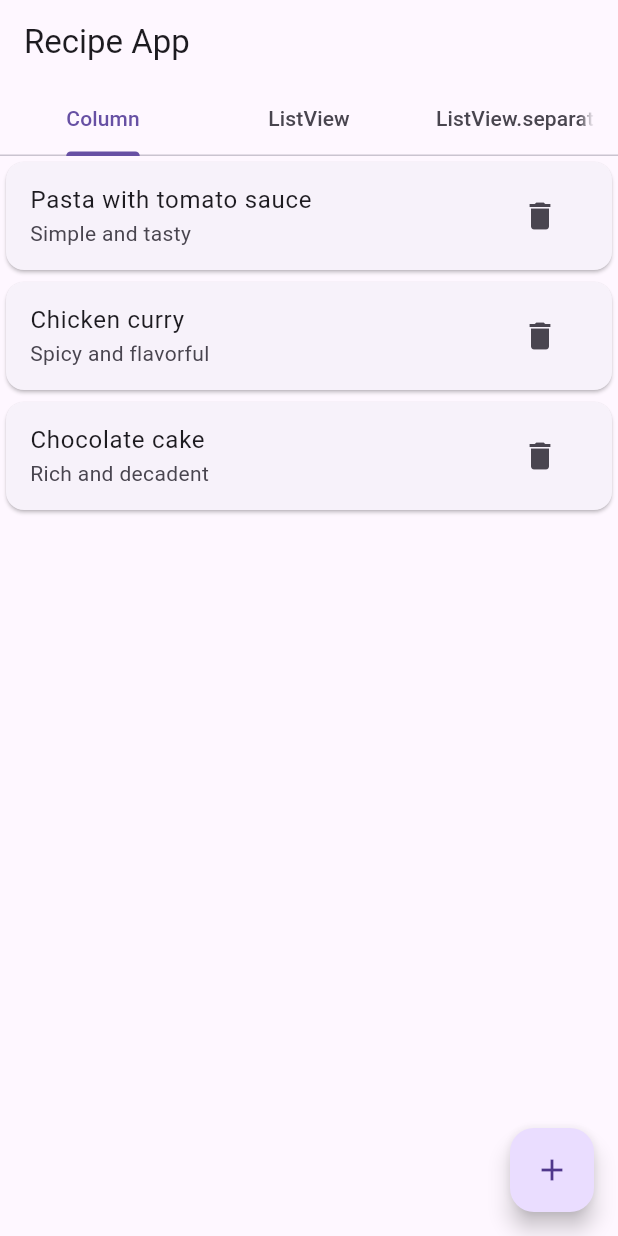
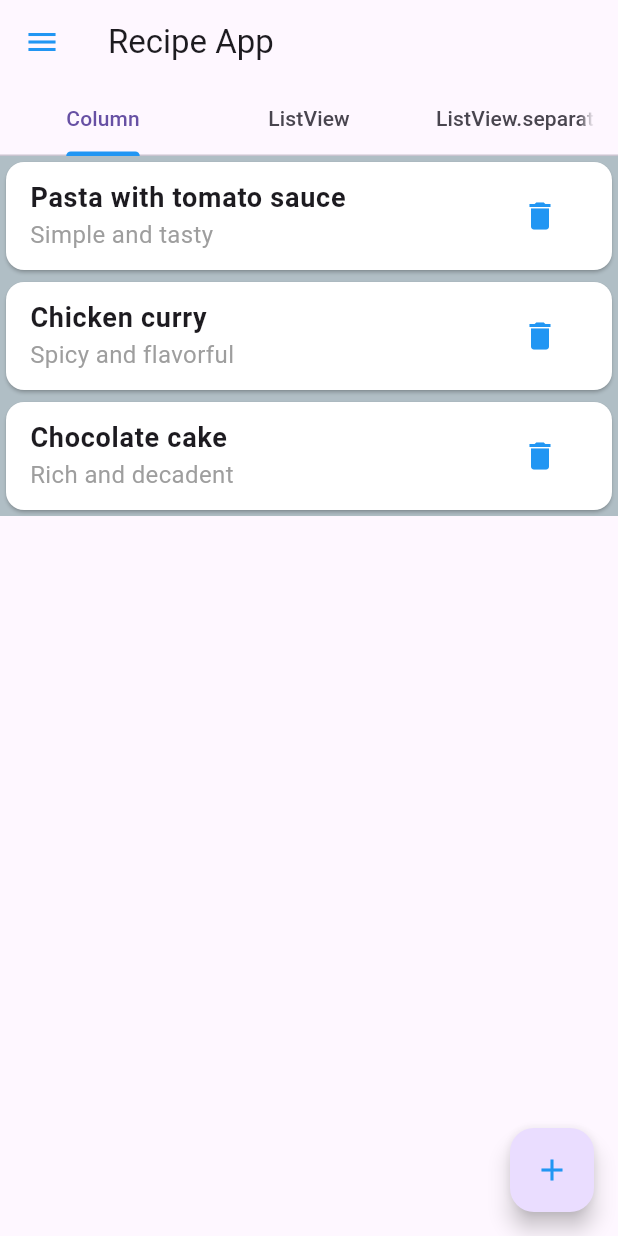
Before and after one commit to Alexiande/project_4, a Flutter app: the screen it shows after launch, on a phone screen of 412 x 824 dp. Run offline on Flutter 3.47's test engine with Material 3 defaults, Android fonts, the phone set to English and light mode, and no system bars.

Commit message:
colorfule

```diff
--- a/lib/main.dart
+++ b/lib/main.dart
@@ -24,6 +24,9 @@ class _MyAppState extends State<MyApp> {
   Widget build(BuildContext context) {
     return MaterialApp(
       title: 'Recipe App',
+      theme: ThemeData(
+        primaryColor: Colors.blue, // Set the primary color to blue
+      ),
       home: DefaultTabController(
         length: 3,
         child: Scaffold(
@@ -35,13 +38,24 @@ class _MyAppState extends State<MyApp> {
                 Tab(text: 'ListView'),
                 Tab(text: 'ListView.separated'),
               ],
+              indicatorColor: Colors.blue, // Set the tab indicator color to blue
             ),
+            leading: Icon(Icons.menu, color: Colors.blue), // Set the leading icon color to blue
           ),
-          body: TabBarView(
+          body: Stack(
             children: [
-              ColumnScreen(recipes: recipes),
-              ListScreen(recipes: recipes),
-              SeparatedListScreen(recipes: recipes),
+              Container(
+                decoration: BoxDecoration(
+                  color: Colors.blueGrey[200], // Set the background color to blueGrey
+                ),
+              ),
+              TabBarView(
+                children: [
+                  ColumnScreen(recipes: recipes),
+                  ListScreen(recipes: recipes),
+                  SeparatedListScreen(recipes: recipes),
+                ],
+              ),
             ],
           ),
         ),
--- a/lib/screens/column_screen.dart
+++ b/lib/screens/column_screen.dart
@@ -23,7 +23,7 @@ class _ColumnScreenState extends State<ColumnScreen> {
             context: context,
             builder: (BuildContext context) {
               return AlertDialog(
-                title: Text('Add Recipe'),
+                title: Text('Add Recipe', style: TextStyle(color: Colors.blue)), // Add blue color to the title
                 content: Column(
                   mainAxisSize: MainAxisSize.min,
                   children: [
@@ -31,12 +31,14 @@ class _ColumnScreenState extends State<ColumnScreen> {
                       controller: _nameController,
                       decoration: InputDecoration(
                         labelText: 'Name',
+                        border: OutlineInputBorder(), // Add a border to the text field
                       ),
                     ),
                     TextField(
                       controller: _descriptionController,
                       decoration: InputDecoration(
                         labelText: 'Description',
+                        border: OutlineInputBorder(), // Add a border to the text field
                       ),
                     ),
                   ],
@@ -56,7 +58,7 @@ class _ColumnScreenState extends State<ColumnScreen> {
                       });
                       Navigator.of(context).pop();
                     },
-                    child: Text('Add'),
+                    child: Text('Add', style: TextStyle(color: Colors.blue)), // Add blue color to the 'Add' button
                   ),
                   TextButton(
                     onPressed: () {
@@ -64,24 +66,29 @@ class _ColumnScreenState extends State<ColumnScreen> {
                       _descriptionController.clear();
                       Navigator.of(context).pop();
                     },
-                    child: Text('Cancel'),
+                    child: Text('Cancel', style: TextStyle(color: Colors.grey)), // Add grey color to the 'Cancel' button
                   ),
                 ],
               );
             },
           );
         },
-        child: Icon(Icons.add),
+        child: Icon(Icons.add, color: Colors.blue), // Add blue color to the floating action button
       ),
-      body: SingleChildScrollView(
+      body: Container(
+        decoration: BoxDecoration(
+          color: Colors.blueGrey[200], // Set the background color to blueGrey
+        ),
+        child: SingleChildScrollView(
           child: Column(
             children: widget.recipes.map((recipe) {
               return Card(
+                color: Colors.white, // Set the card background color to white
                 child: ListTile(
-                title: Text(recipe.name),
-                subtitle: Text(recipe.description),
+                  title: Text(recipe.name, style: TextStyle(fontSize: 18, fontWeight: FontWeight.bold)), // Add bold font to the recipe name
+                  subtitle: Text(recipe.description, style: TextStyle(fontSize: 16, color: Colors.grey)), // Add grey color to the recipe description
                   trailing: IconButton(
-                  icon: Icon(Icons.delete),
+                    icon: Icon(Icons.delete, color: Colors.blue), // Add red color to the delete icon
                     onPressed: () {
                       setState(() {
                         widget.recipes.remove(recipe);
@@ -93,6 +100,7 @@ class _ColumnScreenState extends State<ColumnScreen> {
             }).toList(),
           ),
         ),
+      ),
     );
   }
 }
--- a/pubspec.yaml
+++ b/pubspec.yaml
@@ -88,3 +88,5 @@ flutter:
   #
   # For details regarding fonts from package dependencies,
   # see https://flutter.dev/to/font-from-package
+  assets:
+    - assets/img.png
```
Also changed, not shown: lib/screens/separated_list_screen.dart (+26 -0 lines), 1 other file. Lines whose indentation alone changed are shown as unchanged.
